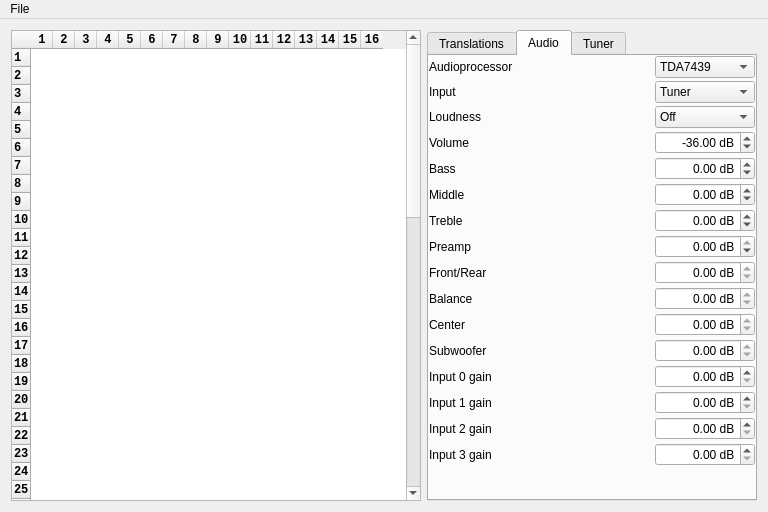
Before: the Qt Designer form editor/mainwindow.ui in WiseLord/ampcontrol, drawn with Qt 5.
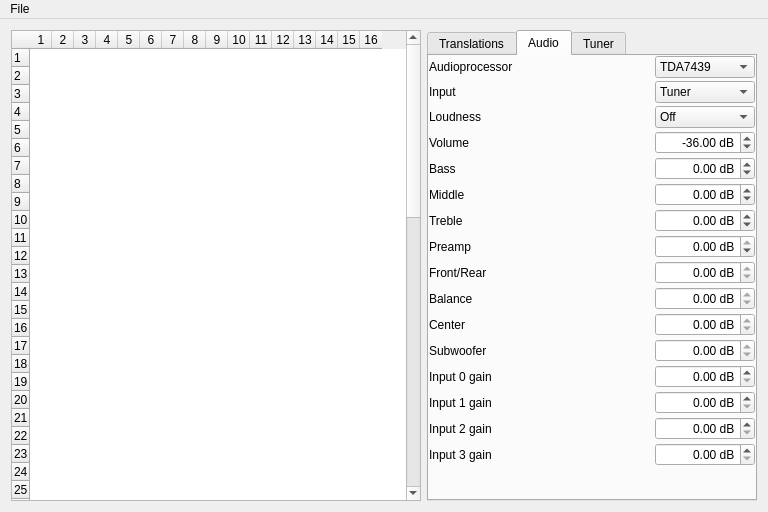
After: the same form once the commit is applied.

Commit message: editor: Use system monospace font.

What changed in the file:
```diff
--- a/editor/mainwindow.ui
+++ b/editor/mainwindow.ui
@@ -23,14 +23,6 @@
         <height>0</height>
        </size>
       </property>
-      <property name="font">
-       <font>
-        <family>Liberation Mono</family>
-        <pointsize>9</pointsize>
-        <weight>75</weight>
-        <bold>true</bold>
-       </font>
-      </property>
       <property name="gridStyle">
        <enum>Qt::NoPen</enum>
       </property>
```
Left out of the diff: 1 changed line with no effect on the pictures. The commit also changes 1 other file.
